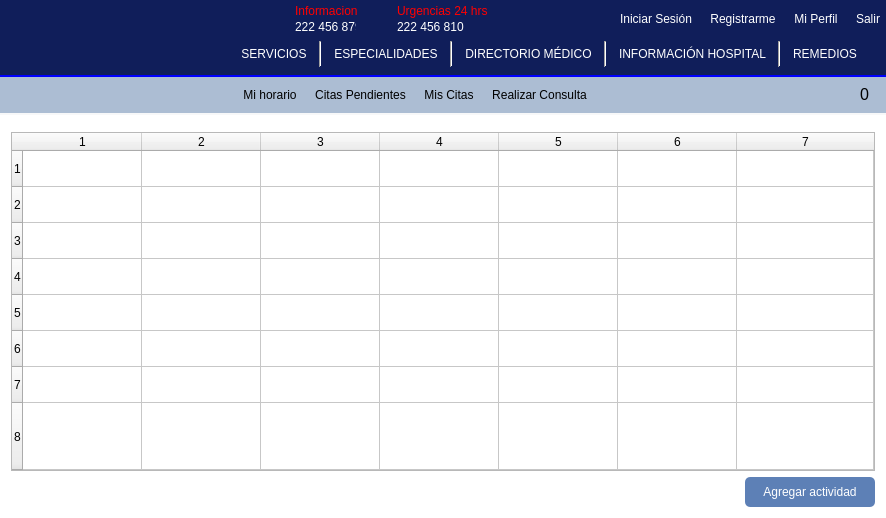
Before: the Qt Designer form mainwindow.ui in Laloses/Hospital, drawn with Qt 5.
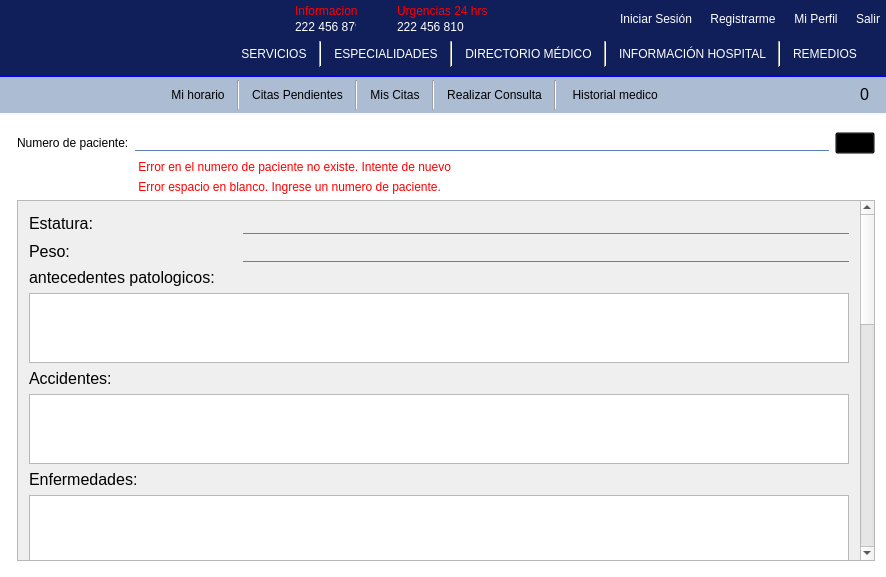
After: the same form once the commit is applied. The open tabs and pages were chosen to show the change. Icons and pictures are not drawn.

Commit message: el doctor puede buscar el historial medico de los pacientes con su id de usuario

```diff
--- a/mainwindow.ui
+++ b/mainwindow.ui
@@ -7,7 +7,7 @@
     <x>0</x>
     <y>0</y>
     <width>886</width>
-    <height>518</height>
+    <height>577</height>
    </rect>
   </property>
   <property name="windowTitle">
@@ -3984,6 +3984,13 @@
              </property>
             </widget>
            </item>
+           <item>
+            <widget class="Line" name="line_10">
+             <property name="orientation">
+              <enum>Qt::Vertical</enum>
+             </property>
+            </widget>
+           </item>
            <item>
             <widget class="QPushButton" name="pushButton_citasDoc">
              <property name="text">
@@ -3991,6 +3998,13 @@
              </property>
             </widget>
            </item>
+           <item>
+            <widget class="Line" name="line_11">
+             <property name="orientation">
+              <enum>Qt::Vertical</enum>
+             </property>
+            </widget>
+           </item>
            <item>
             <widget class="QPushButton" name="pb_rechazarCitas">
              <property name="text">
@@ -3998,6 +4012,13 @@
              </property>
             </widget>
            </item>
+           <item>
+            <widget class="Line" name="line_12">
+             <property name="orientation">
+              <enum>Qt::Vertical</enum>
+             </property>
+            </widget>
+           </item>
            <item>
             <widget class="QPushButton" name="pb_realizarConsulta">
              <property name="text">
@@ -4005,6 +4026,20 @@
              </property>
             </widget>
            </item>
+           <item>
+            <widget class="Line" name="line_13">
+             <property name="orientation">
+              <enum>Qt::Vertical</enum>
+             </property>
+            </widget>
+           </item>
+           <item>
+            <widget class="QPushButton" name="pushButton_historial">
+             <property name="text">
+              <string> Historial medico</string>
+             </property>
+            </widget>
+           </item>
            <item>
             <spacer name="horizontalSpacer_37">
              <property name="orientation">
@@ -4087,7 +4122,7 @@
           </layout>
          </widget>
         </item>
-        <item row="1" column="0">
+        <item row="1" column="1">
          <widget class="QStackedWidget" name="stackedWidget_perfilDoctor">
           <property name="minimumSize">
            <size>
@@ -4101,7 +4136,7 @@
 }</string>
           </property>
           <property name="currentIndex">
-           <number>1</number>
+           <number>6</number>
           </property>
           <widget class="QWidget" name="page_miPerfilDoc">
            <layout class="QGridLayout" name="gridLayout_40">
@@ -4986,7 +5021,7 @@
                <number>7</number>
               </property>
               <attribute name="horizontalHeaderVisible">
-               <bool>true</bool>
+               <bool>false</bool>
               </attribute>
               <attribute name="horizontalHeaderCascadingSectionResizes">
                <bool>true</bool>
@@ -6425,6 +6460,229 @@
             </item>
            </layout>
           </widget>
+          <widget class="QWidget" name="page_3">
+           <widget class="QWidget" name="layoutWidget_3">
+            <property name="geometry">
+             <rect>
+              <x>0</x>
+              <y>0</y>
+              <width>880</width>
+              <height>451</height>
+             </rect>
+            </property>
+            <layout class="QGridLayout" name="gridLayout_4">
+             <item row="0" column="0">
+              <layout class="QGridLayout" name="gridLayout_50">
+               <item row="0" column="2">
+                <widget class="QPushButton" name="pushButton_buscarHistMedico">
+                 <property name="cursor">
+                  <cursorShape>OpenHandCursor</cursorShape>
+                 </property>
+                 <property name="styleSheet">
+                  <string notr="true">background-color:transparent;</string>
+                 </property>
+                 <property name="text">
+                  <string/>
+                 </property>
+                 <property name="icon">
+                  <iconset resource="imgs/imgs.qrc">
+                   <normaloff>:/imgs/search.png</normaloff>:/imgs/search.png</iconset>
+                 </property>
+                 <property name="iconSize">
+                  <size>
+                   <width>30</width>
+                   <height>30</height>
+                  </size>
+                 </property>
+                </widget>
+               </item>
+               <item row="0" column="0">
+                <widget class="QLabel" name="label_16">
+                 <property name="text">
+                  <string>Numero de paciente:</string>
+                 </property>
+                </widget>
+               </item>
+               <item row="1" column="1">
+                <widget class="QLabel" name="label_mensajePaciente">
+                 <property name="styleSheet">
+                  <string notr="true">color: rgb(255, 0, 0);</string>
+                 </property>
+                 <property name="text">
+                  <string> Error en el numero de paciente no existe. Intente de nuevo</string>
+                 </property>
+                </widget>
+               </item>
+               <item row="0" column="1">
+                <widget class="QLineEdit" name="lineEdit_matriculaMedico"/>
+               </item>
+               <item row="2" column="1">
+                <widget class="QLabel" name="label_espacioBlanco">
+                 <property name="styleSheet">
+                  <string notr="true">color: rgb(255, 0, 0);</string>
+                 </property>
+                 <property name="text">
+                  <string> Error espacio en blanco. Ingrese un numero de paciente.</string>
+                 </property>
+                </widget>
+               </item>
+              </layout>
+             </item>
+             <item row="2" column="0">
+              <widget class="QScrollArea" name="sA_historialPac_2">
+               <property name="styleSheet">
+                <string notr="true">font-size:12pt;</string>
+               </property>
+               <property name="verticalScrollBarPolicy">
+                <enum>Qt::ScrollBarAsNeeded</enum>
+               </property>
+               <property name="horizontalScrollBarPolicy">
+                <enum>Qt::ScrollBarAlwaysOff</enum>
+               </property>
+               <property name="widgetResizable">
+                <bool>true</bool>
+               </property>
+               <widget class="QWidget" name="scrollAreaWidgetContents_10">
+                <property name="geometry">
+                 <rect>
+                  <x>0</x>
+                  <y>0</y>
+                  <width>855</width>
+                  <height>1333</height>
+                 </rect>
+                </property>
+                <layout class="QGridLayout" name="gridLayout_54">
+                 <item row="3" column="1" colspan="2">
+                  <widget class="QPlainTextEdit" name="plainTextEdit_alergias">
+                   <property name="readOnly">
+                    <bool>true</bool>
+                   </property>
+                  </widget>
+                 </item>
+                 <item row="21" column="1" colspan="2">
+                  <widget class="QPlainTextEdit" name="plainTextEdit_Familiares"/>
+                 </item>
+                 <item row="16" column="1">
+                  <widget class="QLabel" name="label_26">
+                   <property name="text">
+                    <string>antecedentes no patologicos:</string>
+                   </property>
+                  </widget>
+                 </item>
+                 <item row="6" column="1">
+                  <widget class="QLabel" name="label_21">
+                   <property name="text">
+                    <string>Enfermedades:</string>
+                   </property>
+                  </widget>
+                 </item>
+                 <item row="1" column="1">
+                  <widget class="QLabel" name="label_18">
+                   <property name="text">
+                    <string>Peso:</string>
+                   </property>
+                  </widget>
+                 </item>
+                 <item row="5" column="1" colspan="2">
+                  <widget class="QPlainTextEdit" name="plainTextEdit_accidentes"/>
+                 </item>
+                 <item row="0" column="1">
+                  <widget class="QLabel" name="label_17">
+                   <property name="text">
+                    <string>Estatura:</string>
+                   </property>
+                  </widget>
+                 </item>
+                 <item row="18" column="1">
+                  <widget class="QLabel" name="label_27">
+                   <property name="text">
+                    <string>Cigarro:</string>
+                   </property>
+                  </widget>
+                 </item>
+                 <item row="12" column="1">
+                  <widget class="QLabel" name="label_24">
+                   <property name="text">
+                    <string>Trabajos:</string>
+                   </property>
+                  </widget>
+                 </item>
+                 <item row="4" column="1">
+                  <widget class="QLabel" name="label_20">
+                   <property name="text">
+                    <string>Accidentes:</string>
+                   </property>
+                  </widget>
+                 </item>
+                 <item row="9" column="1" colspan="2">
+                  <widget class="QPlainTextEdit" name="plainTextEdit_cirugias"/>
+                 </item>
+                 <item row="17" column="1" colspan="2">
+                  <widget class="QPlainTextEdit" name="plainTextEdit_alcoholismo"/>
+                 </item>
+                 <item row="15" column="1" colspan="2">
+                  <widget class="QPlainTextEdit" name="plainTextEdit_habitos"/>
+                 </item>
+                 <item row="1" column="2">
+                  <widget class="QLineEdit" name="lineEdit_peso"/>
+                 </item>
+                 <item row="19" column="1" colspan="2">
+                  <widget class="QPlainTextEdit" name="plainTextEdit_cigarro"/>
+                 </item>
+                 <item row="20" column="1">
+                  <widget class="QLabel" name="label_28">
+                   <property name="text">
+                    <string>Antecedentes familiares:</string>
+                   </property>
+                  </widget>
+                 </item>
+                 <item row="11" column="1" colspan="2">
+                  <widget class="QPlainTextEdit" name="plainTextEdit_hospitalizacion"/>
+                 </item>
+                 <item row="7" column="1" colspan="2">
+                  <widget class="QPlainTextEdit" name="plainTextEdit_enfermedades"/>
+                 </item>
+                 <item row="10" column="1">
+                  <widget class="QLabel" name="label_23">
+                   <property name="text">
+                    <string>Hospitalizaciónes:</string>
+                   </property>
+                  </widget>
+                 </item>
+                 <item row="13" column="1" colspan="2">
+                  <widget class="QPlainTextEdit" name="plainTextEdit_trabajos"/>
+                 </item>
+                 <item row="2" column="1">
+                  <widget class="QLabel" name="label_19">
+                   <property name="text">
+                    <string>antecedentes patologicos:</string>
+                   </property>
+                  </widget>
+                 </item>
+                 <item row="0" column="2">
+                  <widget class="QLineEdit" name="lineEdit_estatura"/>
+                 </item>
+                 <item row="14" column="1">
+                  <widget class="QLabel" name="label_25">
+                   <property name="text">
+                    <string>Habitos:</string>
+                   </property>
+                  </widget>
+                 </item>
+                 <item row="8" column="1">
+                  <widget class="QLabel" name="label_22">
+                   <property name="text">
+                    <string>Antecedentes quirurgicos:</string>
+                   </property>
+                  </widget>
+                 </item>
+                </layout>
+               </widget>
+              </widget>
+             </item>
+            </layout>
+           </widget>
+          </widget>
          </widget>
         </item>
        </layout>
```
Left out of the diff: 64 changed lines with no effect on the pictures. The commit also changes 2 other files.
